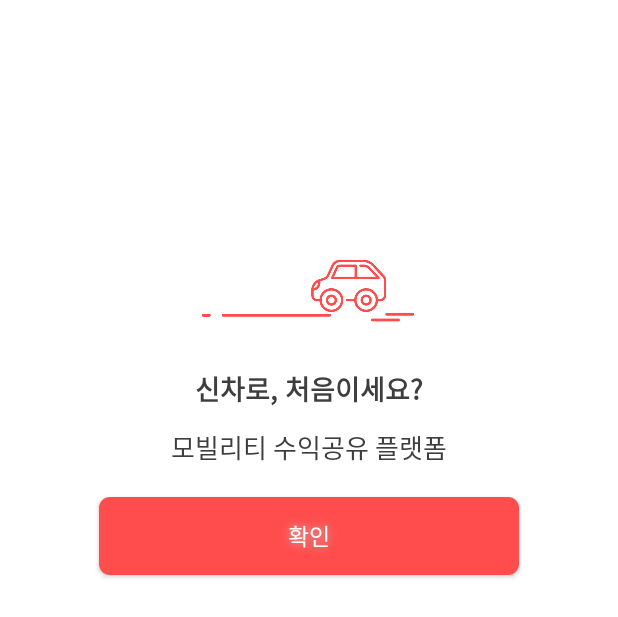
After one commit to rixk-kim/sincarproject, an Android app: the layout login_layout_pre.xml on its own in the app's theme, with its tools: preview values and no code run, on a phone screen of 412 x 824 dp. The commit adds this screen. Shown: the top 617 px of the screen. Run offline under Robolectric (Android 15) with nearby library versions, the phone set to English and light mode, and no system bars.

Commit message:
로그인 flow 추가

```diff
--- a/app/src/main/AndroidManifest.xml
+++ b/app/src/main/AndroidManifest.xml
@@ -64,7 +64,19 @@
 
         <!-- 로그인 -->
         <activity
+            android:name=".LoginActivityPre"
+            android:screenOrientation="portrait"
+            android:theme="@style/Theme.AppCompat.Light.NoActionBar"
+            android:windowSoftInputMode="stateAlwaysHidden" />
+        <activity
             android:name=".LoginActivity"
+            android:screenOrientation="portrait"
+            android:theme="@style/Theme.AppCompat.Light.NoActionBar"
+            android:windowSoftInputMode="stateAlwaysHidden" />
+
+        <!-- 회원가입 -->
+        <activity
+            android:name=".MemberShipActivity"
             android:screenOrientation="portrait"
             android:theme="@style/Theme.AppCompat.Light.NoActionBar"
             android:windowSoftInputMode="stateAlwaysHidden" />
--- /dev/null
+++ b/app/src/main/java/com/sincar/customer/LoginActivityPre.java
@@ -0,0 +1,56 @@
+package com.sincar.customer;
+
+import android.app.Activity;
+import android.content.Intent;
+import android.os.Bundle;
+import android.view.View;
+import android.view.Window;
+import android.view.WindowManager;
+import android.widget.Button;
+
+/**
+ * 2020.02.26 spirit
+ * 로그인 , 회원가입 선택 액티비티
+ */
+public class LoginActivityPre extends Activity implements View.OnClickListener {
+    private static final String TAG = LoginActivityPre.class.getSimpleName();
+    //===================== 뷰 =====================
+    private Button login_btn;
+    private Button memberjoin_btn;
+    //===================== 뷰 =====================
+
+    @Override
+    protected void onCreate(Bundle savedInstanceState) {
+        super.onCreate(savedInstanceState);
+        this.requestWindowFeature(Window.FEATURE_ACTION_BAR | Window.FEATURE_NO_TITLE);
+        getWindow().setFlags(WindowManager.LayoutParams.FLAG_FULLSCREEN,
+                WindowManager.LayoutParams.FLAG_FULLSCREEN);
+        setContentView(R.layout.login_layout_pre);
+
+        login_btn = (Button) findViewById(R.id.login_btn);
+        login_btn.setOnClickListener(this);
+    }
+
+    /**
+     * 앱 종료
+     */
+    @Override
+    public void onBackPressed() {
+        super.onBackPressed();
+        this.finish();
+    }
+
+    @Override
+    public void onClick(View v) {
+        switch (v.getId()) {
+            // 로그인 버튼
+            case R.id.login_btn:
+                // 로그인 이동
+                Intent intent = new Intent(LoginActivityPre.this, com.sincar.customer.LoginActivity.class);
+                startActivity(intent);
+                // 최초 생성 후 이동 시 제거
+                finish();
+
+        }
+    }
+}
--- /dev/null
+++ b/app/src/main/java/com/sincar/customer/MemberShipActivity.java
@@ -0,0 +1,4 @@
+package com.sincar.customer;
+
+public class MemberShipActivity {
+}
--- a/app/src/main/java/com/sincar/customer/SplashActivity.java
+++ b/app/src/main/java/com/sincar/customer/SplashActivity.java
@@ -150,7 +150,7 @@ public class SplashActivity extends Activity {
     private void startApp() {
 
         // 로그인 이동
-        Intent intent = new Intent(SplashActivity.this, com.sincar.customer.LoginActivity.class);
+        Intent intent = new Intent(SplashActivity.this, com.sincar.customer.LoginActivityPre.class);
         startActivity(intent);
         // 최초 생성 후 이동 시 제거
         finish();
--- /dev/null
+++ b/app/src/main/res/layout/login_layout_pre.xml
@@ -0,0 +1,166 @@
+<?xml version="1.0" encoding="utf-8"?>
+<LinearLayout xmlns:android="http://schemas.android.com/apk/res/android"
+    android:layout_width="match_parent"
+    android:layout_height="match_parent"
+    xmlns:app="http://schemas.android.com/apk/res-auto"
+    xmlns:tools="http://schemas.android.com/tools"
+    android:background="@color/customColorPrimary1"
+    android:orientation="vertical">
+
+
+    <LinearLayout
+        android:id="@+id/linearlayout01"
+        android:layout_width="match_parent"
+        android:layout_height="wrap_content"
+        android:layout_marginTop="173dp"
+        android:gravity="center">
+
+        <!--<ImageView-->
+            <!--android:layout_width="240dp"-->
+            <!--android:layout_height="90dp"-->
+            <!--android:src="@drawable/login_title" />-->
+
+        <ImageView
+            android:id="@+id/logo_img"
+            android:layout_width="142dp"
+            android:layout_height="42dp"
+
+
+            android:src="@drawable/group" />
+
+    </LinearLayout>
+
+    <LinearLayout
+        android:id="@+id/linearlayout02"
+        android:layout_width="match_parent"
+        android:layout_height="wrap_content"
+        android:layout_marginTop="30dp"
+        android:gravity="center"
+        android:orientation="vertical">
+
+        <TextView
+            android:layout_width="wrap_content"
+            android:layout_height="wrap_content"
+            android:layout_gravity="center"
+            android:gravity="center|center_horizontal|center_vertical"
+            android:textColor="#3e3e3e"
+            android:textSize="18sp"
+            android:textStyle="bold"
+            tools:text="신차로, 처음이세요?" />
+
+        <TextView
+            android:id="@+id/login_text"
+            android:layout_width="match_parent"
+            android:layout_height="wrap_content"
+            android:layout_marginStart="40dp"
+            android:layout_marginTop="12dp"
+            android:layout_marginEnd="40dp"
+            android:gravity="center_horizontal|center_vertical"
+            android:lineSpacingExtra="4sp"
+            android:text="@string/login_text"
+            android:textColor="#3e3e3e"
+            android:textSize="17sp"
+            app:layout_constraintEnd_toEndOf="parent"
+            app:layout_constraintStart_toStartOf="parent" />
+    </LinearLayout>
+
+
+
+
+    <Button
+        android:id="@+id/login_btn"
+        android:layout_width="280dp"
+        android:layout_height="52dp"
+        android:layout_gravity="center"
+        android:layout_marginStart="40dp"
+        android:layout_marginTop="20dp"
+        android:layout_marginEnd="40dp"
+        android:background="@drawable/default_button_7dp"
+        android:shadowColor="#C4C4C4"
+        android:shadowDx="0"
+        android:shadowDy="0"
+        android:shadowRadius="7"
+        android:text="@string/btn_confirm"
+        android:textColor="#FFFFFF"
+        android:textSize="15sp"
+        app:layout_constraintEnd_toEndOf="parent"
+        app:layout_constraintStart_toStartOf="parent"
+        app:layout_constraintTop_toBottomOf="@+id/layout_password2" />
+<!--
+    <RelativeLayout
+        android:layout_width="241dp"
+        android:layout_height="wrap_content"
+        android:layout_gravity="center_horizontal"
+        android:gravity="center"
+        android:orientation="vertical">
+
+        <EditText
+            android:id="@+id/user_id_et"
+            android:layout_width="match_parent"
+            android:layout_height="wrap_content"
+            android:background="@drawable/input_box_selector"
+            android:drawableLeft="@drawable/ic_login_user"
+            android:drawablePadding="5dp"
+            android:hint="이름"
+            android:imeOptions="actionNext"
+            android:inputType="text"
+            android:padding="10dp"
+            android:textColor="@color/default_text_color"
+            android:maxLines="1" />
+
+        <EditText
+            android:id="@+id/user_pwd_et"
+            android:layout_width="match_parent"
+            android:layout_height="wrap_content"
+            android:layout_below="@+id/user_id_et"
+            android:layout_marginTop="6dp"
+            android:background="@drawable/input_box_selector"
+            android:drawableLeft="@drawable/ic_login_pass"
+            android:drawablePadding="5dp"
+            android:hint="비밀번호"
+            android:imeOptions="actionDone"
+            android:inputType="textPassword"
+            android:padding="10dp"
+            android:maxLines="1"
+            android:textColor="@color/default_text_color" />
+
+    </RelativeLayout>
+
+    <LinearLayout
+        android:layout_width="241dp"
+        android:layout_height="55.5dp"
+        android:layout_gravity="center"
+        android:gravity="center_vertical"
+        android:orientation="vertical">
+
+        <CheckBox
+            android:id="@+id/auto_login_cb"
+            android:layout_width="wrap_content"
+            android:layout_height="wrap_content"
+            android:clickable="true"
+            android:text="로그인유지" />
+
+    </LinearLayout>
+
+    <LinearLayout
+        android:layout_width="match_parent"
+        android:layout_height="wrap_content"
+        android:gravity="center"
+        android:orientation="vertical">
+
+        <Button
+        android:id="@+id/login_btn"
+        android:layout_width="241dp"
+        android:layout_height="37.5dp"
+        android:background="@drawable/login_btn_selector"
+        android:gravity="center"
+        android:text="로그인"
+        android:textColor="@android:color/white"
+        android:textSize="18sp"
+        android:textStyle="bold" />
+
+
+    </LinearLayout>
+-->
+
+</LinearLayout>
```
